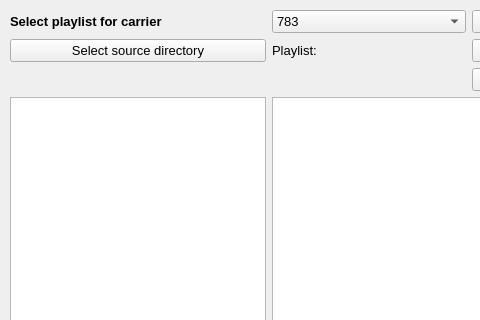
Above: sources/synthesizer/ressources/synthesizer_widget_flexcarriers.ui from schaten/COHIWizard before the change; both pictures show x 0 to 480 and y 0 to 320 of the 1260 by 792 pixel window. Below: the same form after it.
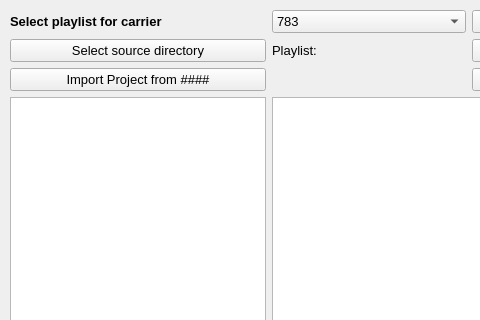
That is the form after the change.

Commit message: pyinstaller make script generated (dynamic module import)

```diff
--- a/sources/synthesizer/ressources/synthesizer_widget_flexcarriers.ui
+++ b/sources/synthesizer/ressources/synthesizer_widget_flexcarriers.ui
@@ -4257,6 +4257,13 @@
       </property>
      </widget>
     </item>
+    <item row="2" column="0">
+     <widget class="QPushButton" name="pushButton_importProject">
+      <property name="text">
+       <string>Import Project from ####</string>
+      </property>
+     </widget>
+    </item>
    </layout>
    <zorder>line_4</zorder>
    <zorder>comboBox_targetSR_2</zorder>
```
Left out of the diff: 1 changed line with no effect on the pictures. The commit also changes 8 other files.
